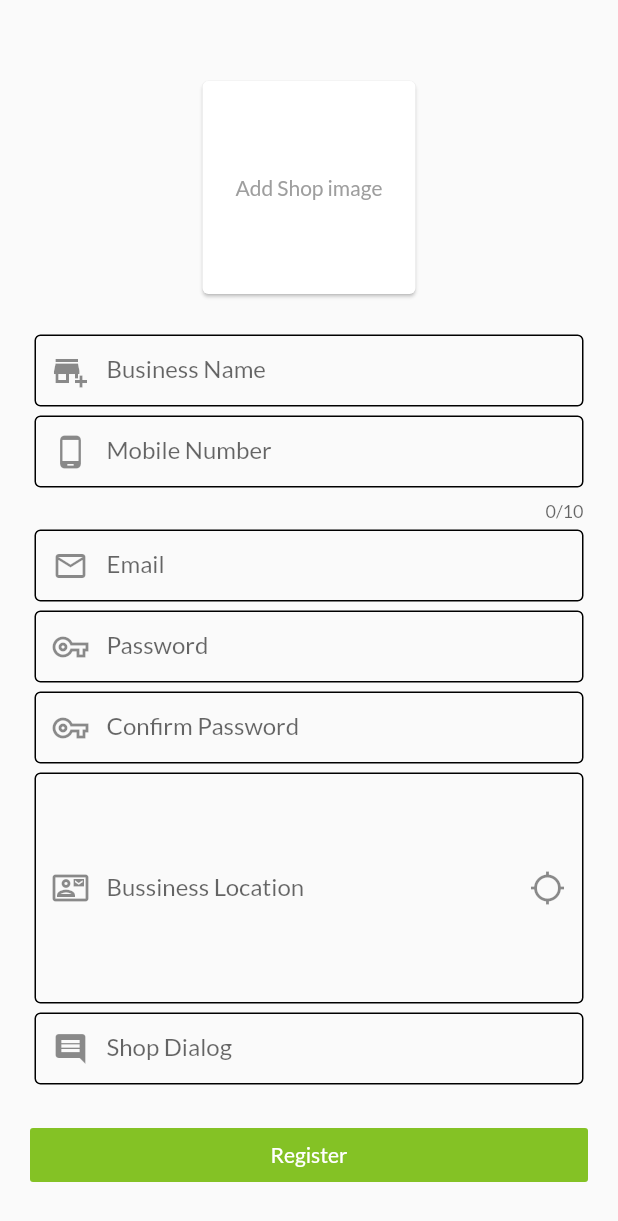
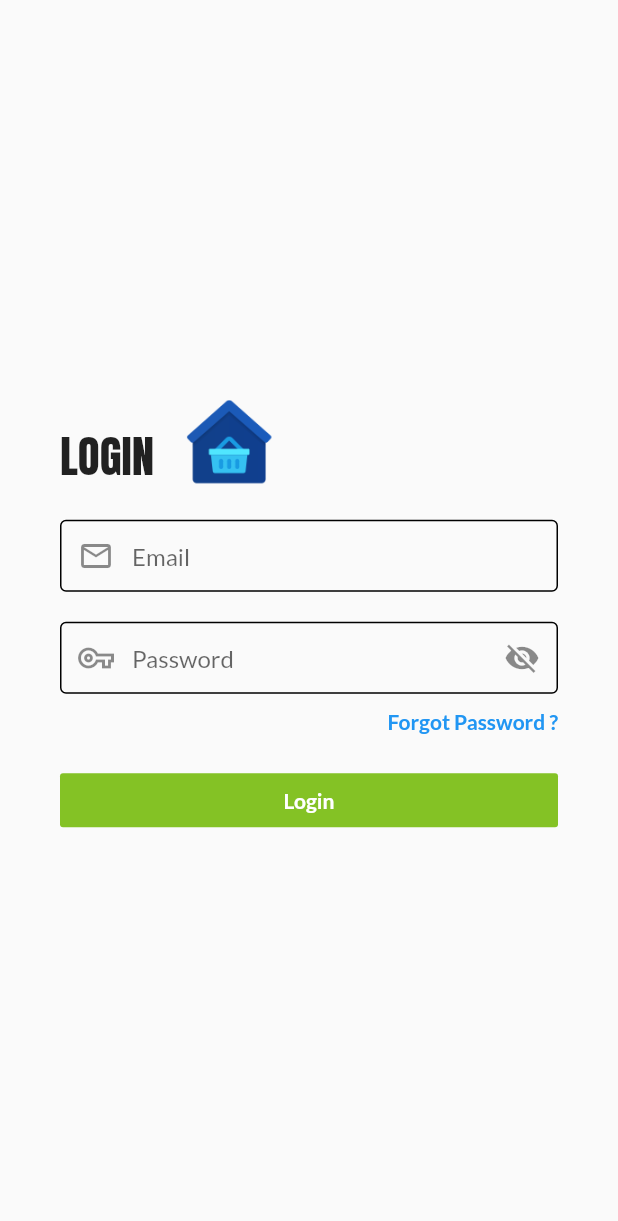
Before and after one commit to sanket27898/flutter_cloudKitchen_Vendor_app, a Flutter app: the screen it shows after launch, on a phone screen of 412 x 824 dp. Shown: the top 1221 px of the screen. Run offline on Flutter 3.47's test engine with Material 2 defaults, Android fonts, the light colour scheme and no system bars; our stand-ins replace cloud_firestore, email_validator, firebase_auth, firebase_core, firebase_storage, image_picker and 1 more; missing offline and left inert: geocoder; accounts and stored records are empty.

Commit message:
v17 here we made a login page and reset password page with firebase and it work successfully and repet password link is send to the register email..

```diff
--- a/lib/main.dart
+++ b/lib/main.dart
@@ -1,12 +1,15 @@
+import 'package:flutter/material.dart';
+
 import 'package:firebase_core/firebase_core.dart';
-import 'package:flutter/material.dart';
 import 'package:provider/provider.dart';
-import 'package:vender_app_flutter/providers/auth_provider.dart';
+import 'package:vender_app_flutter/widgets/reset_password_screen.dart';
 
-import './screens/home_screen.dart';
-import './screens/register_screen.dart';
+import './providers/auth_provider.dart';
 
 import './screens/splash_screen.dart';
+import './screens/register_screen.dart';
+import './screens/login_screen.dart';
+import './screens/home_screen.dart';
 
 void main() async {
   Provider.debugCheckInvalidValueType = null;
@@ -34,6 +37,8 @@ class MyApp extends StatelessWidget {
         SplashScreen.routeName: (ctx) => SplashScreen(),
         RegisterScreen.routeName: (ctx) => RegisterScreen(),
         HomeScreen.routeName: (ctx) => HomeScreen(),
+        LoginScreen.routeName: (ctx) => LoginScreen(),
+        ResetPassword.routeName: (ctx) => ResetPassword(),
       },
     );
   }
--- /dev/null
+++ b/lib/screens/login_screen.dart
@@ -0,0 +1,205 @@
+import 'package:email_validator/email_validator.dart';
+import 'package:flutter/material.dart';
+import 'package:provider/provider.dart';
+import 'package:vender_app_flutter/screens/home_screen.dart';
+import 'package:vender_app_flutter/widgets/reset_password_screen.dart';
+import '../providers/auth_provider.dart';
+
+class LoginScreen extends StatefulWidget {
+  static const String routeName = '/login_screen';
+  @override
+  _LoginScreenState createState() => _LoginScreenState();
+}
+
+class _LoginScreenState extends State<LoginScreen> {
+  final _formKey = GlobalKey<FormState>();
+  Icon icon;
+  bool _visible = false;
+  var _emailTextController = TextEditingController();
+  String email;
+  String password;
+  bool _loading = false;
+
+  @override
+  Widget build(BuildContext context) {
+    final _authData = Provider.of<AuthProvider>(context);
+    return SafeArea(
+      child: Scaffold(
+        body: Form(
+          key: _formKey,
+          child: Padding(
+            padding: const EdgeInsets.all(40),
+            child: Center(
+              child: Column(
+                crossAxisAlignment: CrossAxisAlignment.center,
+                mainAxisSize: MainAxisSize.min,
+                children: [
+                  Row(
+                    mainAxisAlignment: MainAxisAlignment.start,
+                    crossAxisAlignment: CrossAxisAlignment.end,
+                    children: [
+                      Text(
+                        'LOGIN',
+                        style: TextStyle(
+                          fontFamily: 'Anton',
+                          fontSize: 30,
+                        ),
+                      ),
+                      SizedBox(
+                        width: 20,
+                      ),
+                      Image.asset(
+                        'images/logo.png',
+                        height: 60,
+                      )
+                    ],
+                  ),
+                  SizedBox(
+                    height: 20,
+                  ),
+                  TextFormField(
+                    controller: _emailTextController,
+                    validator: (value) {
+                      if (value.isEmpty) {
+                        return 'Enter Email';
+                      }
+                      final bool _isVaild =
+                          EmailValidator.validate(_emailTextController.text);
+                      if (!_isVaild) {
+                        return 'Invalid Email Formate';
+                      }
+                      setState(() {
+                        email = value;
+                      });
+                      return null;
+                    },
+                    decoration: InputDecoration(
+                        enabledBorder: OutlineInputBorder(),
+                        contentPadding: EdgeInsets.zero,
+                        hintText: 'Email',
+                        prefixIcon: Icon(Icons.email_outlined),
+                        focusedBorder: OutlineInputBorder(
+                          borderSide: BorderSide(
+                              color: Theme.of(context).primaryColor, width: 2),
+                        ),
+                        focusColor: Theme.of(context).primaryColor),
+                  ),
+                  SizedBox(
+                    height: 20,
+                  ),
+                  TextFormField(
+                    validator: (value) {
+                      if (value.isEmpty) {
+                        return 'Enter Password';
+                      }
+                      if (value.length < 6) {
+                        return 'Minimum 6 characters';
+                      }
+                      setState(() {
+                        password = value;
+                      });
+                      return null;
+                    },
+                    obscureText: _visible == false ? true : false,
+                    decoration: InputDecoration(
+                        suffixIcon: IconButton(
+                          icon: _visible
+                              ? Icon(Icons.remove_red_eye_outlined)
+                              : Icon(Icons.visibility_off),
+                          onPressed: () {
+                            setState(() {
+                              _visible = !_visible;
+                            });
+                          },
+                        ),
+                        enabledBorder: OutlineInputBorder(),
+                        contentPadding: EdgeInsets.zero,
+                        hintText: 'Password',
+                        prefixIcon: Icon(Icons.vpn_key_outlined),
+                        focusedBorder: OutlineInputBorder(
+                          borderSide: BorderSide(
+                              color: Theme.of(context).primaryColor, width: 2),
+                        ),
+                        focusColor: Theme.of(context).primaryColor),
+                  ),
+                  SizedBox(
+                    height: 10,
+                  ),
+                  Row(
+                    mainAxisAlignment: MainAxisAlignment.end,
+                    children: [
+                      InkWell(
+                        onTap: () {
+                          Navigator.pushNamed(context, ResetPassword.routeName);
+                        },
+                        child: Text(
+                          'Forgot Password ? ',
+                          textAlign: TextAlign.end,
+                          style: TextStyle(
+                            color: Colors.blue,
+                            fontWeight: FontWeight.bold,
+                          ),
+                        ),
+                      ),
+                    ],
+                  ),
+                  SizedBox(
+                    height: 20,
+                  ),
+                  Row(
+                    children: [
+                      Expanded(
+                        child: FlatButton(
+                          color: Theme.of(context).primaryColor,
+                          onPressed: () {
+                            if (_formKey.currentState.validate()) {
+                              setState(() {
+                                _loading = true;
+                              });
+                              _authData
+                                  .loginVendor(email, password)
+                                  .then((credential) {
+                                if (credential != null) {
+                                  setState(() {
+                                    _loading = false;
+                                  });
+                                  Navigator.pushReplacementNamed(
+                                      context, HomeScreen.routeName);
+                                } else {
+                                  setState(() {
+                                    _loading = false;
+                                  });
+                                  ScaffoldMessenger.of(context).showSnackBar(
+                                    SnackBar(
+                                      content: Text(_authData.error),
+                                    ),
+                                  );
+                                }
+                              });
+                            }
+                          },
+                          child: _loading
+                              ? LinearProgressIndicator(
+                                  backgroundColor: Colors.transparent,
+                                  valueColor: AlwaysStoppedAnimation<Color>(
+                                      Colors.white),
+                                )
+                              : Text(
+                                  'Login',
+                                  style: TextStyle(
+                                      color: Colors.white,
+                                      fontWeight: FontWeight.bold),
+                                ),
+                        ),
+                      ),
+                    ],
+                  )
+                ],
+              ),
+            ),
+          ),
+        ),
+      ),
+    );
+  }
+}
--- a/lib/screens/splash_screen.dart
+++ b/lib/screens/splash_screen.dart
@@ -4,6 +4,7 @@ import 'package:flutter/material.dart';
 import 'package:firebase_auth/firebase_auth.dart';
 
 import 'package:vender_app_flutter/screens/home_screen.dart';
+import 'package:vender_app_flutter/screens/login_screen.dart';
 import 'package:vender_app_flutter/screens/register_screen.dart';
 
 class SplashScreen extends StatefulWidget {
@@ -22,7 +23,7 @@ class _SplashScreenState extends State<SplashScreen> {
         ), () {
       FirebaseAuth.instance.authStateChanges().listen((User user) {
         if (user == null) {
-          Navigator.pushReplacementNamed(context, RegisterScreen.routeName);
+          Navigator.pushReplacementNamed(context, LoginScreen.routeName);
         } else {
           Navigator.pushReplacementNamed(context, HomeScreen.routeName);
         }
--- a/pubspec.yaml
+++ b/pubspec.yaml
@@ -58,7 +58,7 @@ flutter:
 
   # To add assets to your application, add an assets section, like this:
   assets:
-    - images/logo.png
+    - images/
   #   - images/a_dot_ham.jpeg
   # An image asset can refer to one or more resolution-specific "variants", see
   # https://flutter.dev/assets-and-images/#resolution-aware.
```
Also changed, not shown: lib/providers/auth_provider.dart (+41 -0 lines), lib/screens/home_screen.dart (+5 -3 lines), lib/widgets/reset_password_screen.dart (added, +134 -0 lines), images/forgot.png (added).
